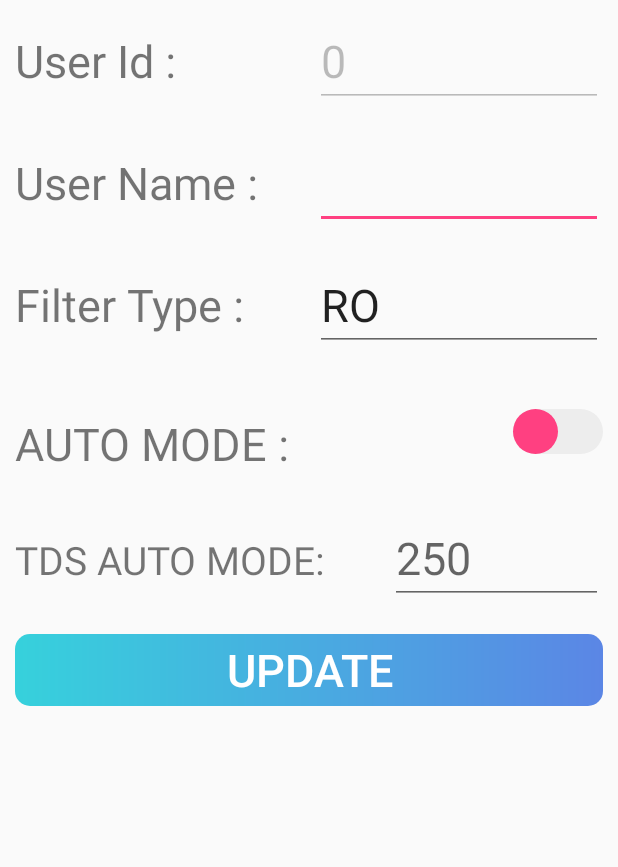
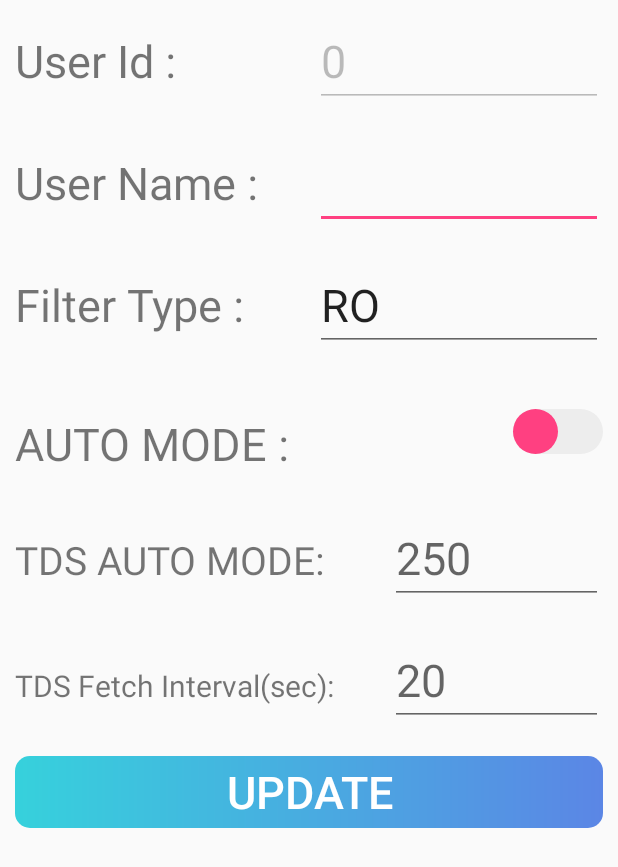
Before and after one commit to vishalbagde/iot-android-app, an Android app: the MainSettingActivity screen opened directly, with no data from a screen before it, on a phone screen of 412 x 824 dp. Shown: the top 867 px of the screen. Run offline under Robolectric (Android 15) with nearby library versions, the light colour scheme and no system bars; our stand-ins replace Volley; network calls fail.

Commit message:
configure api in all activity

```diff
--- a/app/build.gradle
+++ b/app/build.gradle
@@ -27,7 +27,7 @@ repositories {
     maven { url 'https://jitpack.io' }
 }
 
-android{
+android {
     compileOptions {
         sourceCompatibility JavaVersion.VERSION_1_8
         targetCompatibility JavaVersion.VERSION_1_8
--- a/app/src/main/AndroidManifest.xml
+++ b/app/src/main/AndroidManifest.xml
@@ -12,7 +12,8 @@
         android:roundIcon="@mipmap/ic_launcher_round"
         android:supportsRtl="true"
         android:theme="@style/MyTheme">
-        <activity android:name=".MainSettingActivity"></activity>
+        <activity android:name=".MainConfigureHomeActivity"></activity>
+        <activity android:name=".MainSettingActivity" />
         <activity android:name=".MainOperationActivity" />
         <activity android:name=".MainModeSwitchActivity" />
         <activity android:name=".MainDashboardActivity">
--- a/app/src/main/java/com/example/watermonitoringiot/MainActivity.java
+++ b/app/src/main/java/com/example/watermonitoringiot/MainActivity.java
@@ -3,6 +3,7 @@ package com.example.watermonitoringiot;
 import androidx.appcompat.app.AppCompatActivity;
 
 import android.os.Bundle;
+import android.view.View;
 import android.widget.Button;
 
 public class MainActivity extends AppCompatActivity {
@@ -13,4 +14,6 @@ public class MainActivity extends AppCompatActivity {
         setContentView(R.layout.activity_main);
 
     }
+
+
 }
--- a/app/src/main/java/com/example/watermonitoringiot/MainLoginActivity.java
+++ b/app/src/main/java/com/example/watermonitoringiot/MainLoginActivity.java
@@ -94,4 +94,10 @@ public class MainLoginActivity extends AppCompatActivity {
         }//end if
     }
 
+    public void onClickConfigureHome(View view) {
+
+        Intent intent = new Intent(MainLoginActivity.this,MainConfigureHomeActivity.class);
+        startActivity(intent);
+    }
+
 }
--- a/app/src/main/java/com/example/watermonitoringiot/MainSettingActivity.java
+++ b/app/src/main/java/com/example/watermonitoringiot/MainSettingActivity.java
@@ -21,7 +21,7 @@ import org.json.JSONObject;
 
 public class MainSettingActivity extends AppCompatActivity {
 
-    EditText edUserId,edUserName,edFilterType,edAutoTds;
+    EditText edUserId,edUserName,edFilterType,edAutoTds,edTdsFetchInterval;
     Switch swAutoMode;
     SharedPreferences sharedPreferences;
 
@@ -36,6 +36,7 @@ public class MainSettingActivity extends AppCompatActivity {
         edFilterType = findViewById(R.id.edSettingFilterType);
         edAutoTds = findViewById(R.id.edSettingAutoTds);
         swAutoMode =findViewById(R.id.svSettingAutoMode);
+        edTdsFetchInterval = findViewById(R.id.edTdsFetchInterval);
 
 
         sharedPreferences = getSharedPreferences(Common.LOGIN_KEY, MODE_PRIVATE);
@@ -67,6 +68,7 @@ public class MainSettingActivity extends AppCompatActivity {
                             swAutoMode.setChecked(false);
                         }
                         edAutoTds.setText(jsonObject.getString("auto_mode_tds"));
+                        edTdsFetchInterval.setText(jsonObject.getString("tds_fetch_interval"));
                     }
 
                 } catch (Exception e) {
@@ -87,6 +89,7 @@ public class MainSettingActivity extends AppCompatActivity {
         String userId = edUserId.getText().toString();
         String filterType = edFilterType.getText().toString();
         String autoTds = edAutoTds.getText().toString();
+        String fetchInterval = edTdsFetchInterval.getText().toString();
         String autoMode="";
         if(swAutoMode.isChecked()) {
             autoMode="yes";
@@ -96,7 +99,7 @@ public class MainSettingActivity extends AppCompatActivity {
             autoMode="no";
         }
 
-        String url = Url.url+"?op=update_setting&user_id="+userId+"&auto_mode="+autoMode+"&filter_type="+filterType+"&auto_mode_tds="+autoTds;
+        String url = Url.url+"?op=update_setting&user_id="+userId+"&auto_mode="+autoMode+"&filter_type="+filterType+"&auto_mode_tds="+autoTds+"&tds_fetch_interval="+fetchInterval;
         StringRequest sr = new StringRequest(StringRequest.Method.GET, url, new Response.Listener<String>() {
             @Override
             public void onResponse(String response) {
--- a/app/src/main/java/com/example/watermonitoringiot/Url.java
+++ b/app/src/main/java/com/example/watermonitoringiot/Url.java
@@ -1,5 +1,6 @@
 package com.example.watermonitoringiot;
 
 public class Url {
-    public static  String url = "http://192.168.0.8/seminar/api";
+
+    public static  String url = "http://192.168.43.142/seminar/api";
 }
--- a/app/src/main/res/layout/activity_main_login.xml
+++ b/app/src/main/res/layout/activity_main_login.xml
@@ -11,6 +11,7 @@
         android:layout_width="match_parent"
         android:layout_height="200dp"
         android:src="@drawable/iot_water_logo"
+        android:onClick="onClickConfigureHome"
         />
 
     <TextView
--- a/app/src/main/res/layout/activity_main_setting.xml
+++ b/app/src/main/res/layout/activity_main_setting.xml
@@ -127,6 +127,28 @@
         android:layout_margin="10dp"
         android:weightSum="1"
         >
+        <TextView
+            android:layout_width="250dp"
+            android:layout_height="wrap_content"
+            android:text="TDS Fetch Interval(sec): "
+            android:textSize="20sp"/>
+
+        <EditText
+            android:id="@+id/edTdsFetchInterval"
+            android:layout_width="match_parent"
+            android:layout_height="wrap_content"
+            android:hint="20"
+            android:inputType="number"
+            android:textSize="30dp"/>
+    </LinearLayout>
+
+    <LinearLayout
+        android:layout_width="match_parent"
+        android:layout_height="wrap_content"
+        android:orientation="horizontal"
+        android:layout_margin="10dp"
+        android:weightSum="1"
+        >
 
         <Button
             android:id="@+id/btnSettingUpdate"
@@ -138,7 +160,6 @@
             android:background="@drawable/gradient"
             android:onClick="onClickSettingUpdate"
             />
-
     </LinearLayout>
 
 
@@ -149,4 +170,6 @@
 
 
 
+
+
 </LinearLayout>
--- a/build.gradle
+++ b/build.gradle
@@ -8,7 +8,7 @@ buildscript {
 
     }
     dependencies {
-        classpath 'com.android.tools.build:gradle:3.6.2'
+        classpath 'com.android.tools.build:gradle:3.6.3'
 
 
         // NOTE: Do not place your application dependencies here; they belong
```
Also changed, not shown: app/src/main/java/com/example/watermonitoringiot/MainConfigureHomeActivity.java (added, +35 -0 lines), app/src/main/res/layout/activity_main_configure_home.xml (added, +38 -0 lines).
